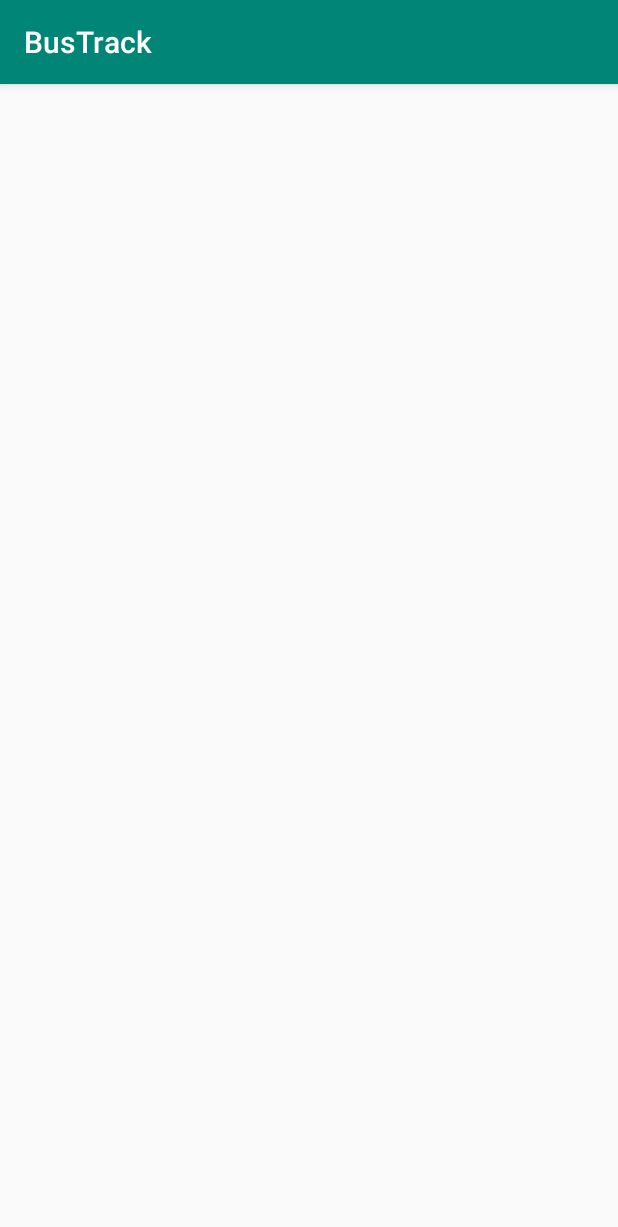
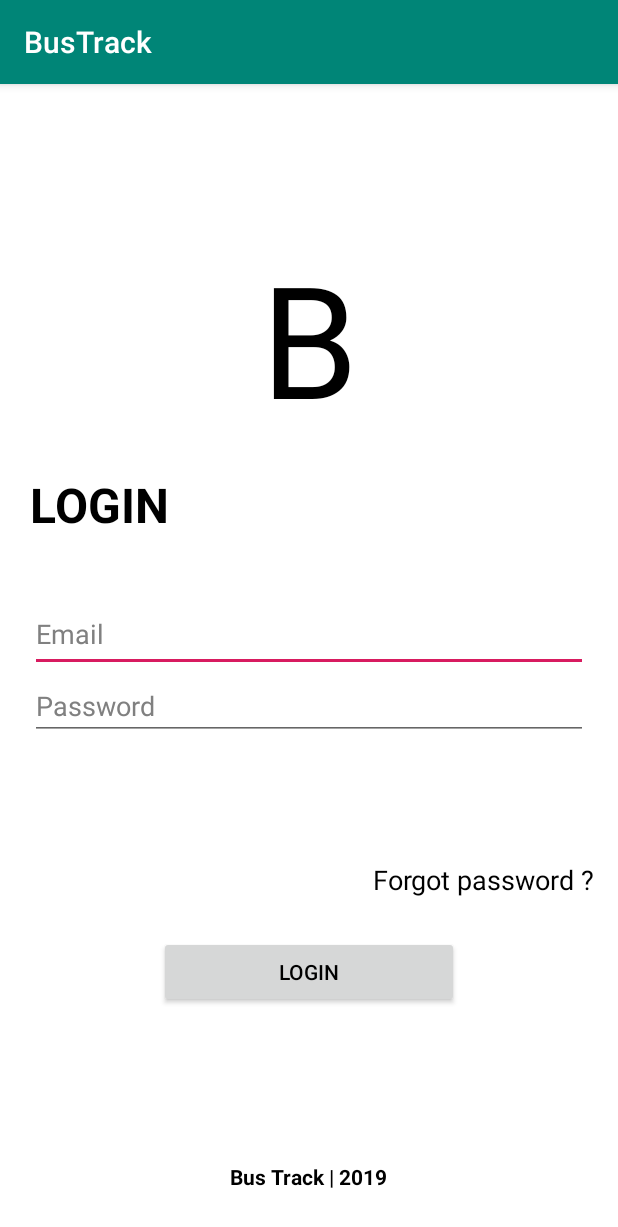
Before and after one commit to vishgoki/BusTrack, an Android app: the screen it shows after launch (LoginActivity), on a phone screen of 412 x 824 dp. Shown: the top 1227 px of the screen. Run offline under Robolectric (Android 15) with nearby library versions, the phone set to English and light mode, and no system bars; our stand-ins replace ButterKnife, Firebase (no records; nobody signed in at launch, a user with empty details on screens opened directly).

Commit message:
Login Activity implemented

```diff
--- a/app/build.gradle
+++ b/app/build.gradle
@@ -17,13 +17,29 @@ android {
             proguardFiles getDefaultProguardFile('proguard-android-optimize.txt'), 'proguard-rules.pro'
         }
     }
+
+    compileOptions {
+        sourceCompatibility JavaVersion.VERSION_1_8
+        targetCompatibility JavaVersion.VERSION_1_8
+    }
 }
 
 dependencies {
     implementation fileTree(dir: 'libs', include: ['*.jar'])
     implementation 'androidx.appcompat:appcompat:1.1.0'
     implementation 'androidx.constraintlayout:constraintlayout:1.1.3'
+    implementation 'com.google.android.material:material:1.0.0'
+
+    //Butterknife
+    implementation 'com.jakewharton:butterknife:10.2.0'
+    annotationProcessor 'com.jakewharton:butterknife-compiler:10.2.0'
+
+    //Firebase
+    implementation 'com.google.firebase:firebase-analytics:17.2.1'
+    implementation 'com.google.firebase:firebase-auth:19.1.0'
+
     testImplementation 'junit:junit:4.12'
     androidTestImplementation 'androidx.test:runner:1.2.0'
     androidTestImplementation 'androidx.test.espresso:espresso-core:3.2.0'
 }
+apply plugin: 'com.google.gms.google-services'
--- a/app/src/main/java/com/vishwa/bustrack/LoginActivity.java
+++ b/app/src/main/java/com/vishwa/bustrack/LoginActivity.java
@@ -1,14 +1,93 @@
 package com.vishwa.bustrack;
 
+import android.content.Intent;
 import android.os.Bundle;
+import android.util.Log;
+import android.view.View;
+import android.widget.Button;
+import android.widget.EditText;
+import android.widget.Toast;
 
+import androidx.annotation.NonNull;
 import androidx.appcompat.app.AppCompatActivity;
 
+import com.google.android.gms.tasks.OnCompleteListener;
+import com.google.android.gms.tasks.Task;
+import com.google.firebase.auth.AuthResult;
+import com.google.firebase.auth.FirebaseAuth;
+import com.google.firebase.auth.FirebaseUser;
+
+import butterknife.BindView;
+import butterknife.ButterKnife;
+
 public class LoginActivity extends AppCompatActivity {
+
+    private static final String TAG = "Login Activity";
+    public FirebaseAuth mAuth;
+    @BindView(R.id.userIDTxt)
+    EditText userIDTxt;
+    @BindView(R.id.passwordTxt)
+    EditText passwordTxt;
+    @BindView(R.id.loginButton)
+    Button loginButton;
 
     @Override
     protected void onCreate(Bundle savedInstanceState) {
         super.onCreate(savedInstanceState);
         setContentView(R.layout.activity_login);
+        ButterKnife.bind(this);
+
+        mAuth = FirebaseAuth.getInstance();
+
+        loginButton.setOnClickListener(new View.OnClickListener() {
+            @Override
+            public void onClick(View v) {
+
+                String email = userIDTxt.getText().toString().trim();
+                String password = passwordTxt.getText().toString().trim();
+
+                login(email, password);
+            }
+        });
+
+    }
+
+    private void login(String email, String password) {
+
+        mAuth.signInWithEmailAndPassword(email, password).addOnCompleteListener(this, new OnCompleteListener<AuthResult>() {
+            @Override
+            public void onComplete(@NonNull Task<AuthResult> task) {
+
+                if (task.isSuccessful()) {
+                    Log.d(TAG, "createUserWithEmail:success");
+                    FirebaseUser user = mAuth.getCurrentUser();
+                    updateUI(user);
+                } else {
+                    // If sign in fails, display a message to the user.
+                    Log.w(TAG, "createUserWithEmail:failure", task.getException());
+                    Toast.makeText(LoginActivity.this, "Authentication failed.",
+                            Toast.LENGTH_SHORT).show();
+                    updateUI(null);
+                }
+            }
+        });
+
+    }
+
+    @Override
+    protected void onStart() {
+        super.onStart();
+
+        FirebaseUser currentUser = mAuth.getCurrentUser();
+        updateUI(currentUser);
+    }
+
+    private void updateUI(FirebaseUser currentUser) {
+
+        if (currentUser != null) {
+            startActivity(new Intent(this, MainActivity.class));
+        } else {
+
+        }
     }
 }
--- a/app/src/main/java/com/vishwa/bustrack/MainActivity.java
+++ b/app/src/main/java/com/vishwa/bustrack/MainActivity.java
@@ -10,5 +10,13 @@ public class MainActivity extends AppCompatActivity {
     protected void onCreate(Bundle savedInstanceState) {
         super.onCreate(savedInstanceState);
         setContentView(R.layout.activity_main);
+
+
+    }
+
+    @Override
+    public void onBackPressed() {
+
+        finishAffinity();
     }
 }
--- a/app/src/main/res/layout/activity_login.xml
+++ b/app/src/main/res/layout/activity_login.xml
@@ -1,8 +1,105 @@
 <?xml version="1.0" encoding="utf-8"?>
-<androidx.constraintlayout.widget.ConstraintLayout xmlns:android="http://schemas.android.com/apk/res/android"
+<RelativeLayout xmlns:android="http://schemas.android.com/apk/res/android"
     xmlns:tools="http://schemas.android.com/tools"
     android:layout_width="match_parent"
     android:layout_height="match_parent"
-    tools:context=".LoginActivity">
+    android:id="@+id/rootView_login"
+    android:background="#fff"
+    tools:context=".MainActivity">
 
-</androidx.constraintlayout.widget.ConstraintLayout>
+    <LinearLayout
+        android:layout_width="match_parent"
+        android:layout_height="match_parent"
+        android:orientation="vertical">
+
+        <TextView
+            android:layout_width="match_parent"
+            android:layout_height="wrap_content"
+            android:layout_marginTop="100dp"
+            android:text="B"
+            android:textAlignment="center"
+            android:textColor="#000"
+            android:textSize="104sp" />
+
+
+        <TextView
+            android:layout_width="wrap_content"
+            android:layout_height="wrap_content"
+            android:padding="20dp"
+            android:text="LOGIN"
+            android:textColor="#000"
+            android:textSize="32sp"
+            android:textStyle="bold" />
+
+        <RelativeLayout
+            android:id="@+id/loginHolder"
+            android:layout_width="match_parent"
+            android:layout_height="wrap_content"
+            android:orientation="vertical"
+            android:padding="20dp">
+
+
+            <EditText
+                android:id="@+id/userIDTxt"
+                android:layout_width="match_parent"
+                android:layout_height="50dp"
+                android:hint="Email"
+                android:textColor="#000"
+                android:textColorHint="#808080" />
+
+            <EditText
+                android:id="@+id/passwordTxt"
+                android:layout_width="match_parent"
+                android:layout_height="wrap_content"
+                android:layout_below="@+id/userIDTxt"
+                android:hint="Password"
+                android:inputType="textPassword"
+                android:textColor="#000"
+                android:textColorHint="#808080" />
+
+
+        </RelativeLayout>
+
+    </LinearLayout>
+
+    <RelativeLayout
+        android:id="@+id/loginHolder2"
+        android:layout_width="match_parent"
+        android:layout_height="250dp"
+        android:layout_alignParentBottom="true">
+
+        <TextView
+            android:id="@+id/forgotPassword_textView"
+            android:layout_width="wrap_content"
+            android:layout_height="wrap_content"
+            android:layout_alignParentRight="true"
+            android:paddingRight="15dp"
+            android:text="Forgot password ?"
+            android:textColor="#000"
+            android:textSize="18sp" />
+
+        <Button
+            android:id="@+id/loginButton"
+            android:layout_width="200dp"
+            android:layout_height="wrap_content"
+            android:layout_centerHorizontal="true"
+            android:layout_gravity="center"
+            android:layout_marginTop="50dp"
+            android:text="Login"
+            android:textColor="#000" />
+
+
+        <TextView
+            android:layout_width="wrap_content"
+            android:layout_height="wrap_content"
+            android:layout_alignParentBottom="true"
+            android:layout_centerHorizontal="true"
+            android:padding="30dp"
+            android:text="Bus Track | 2019"
+            android:textColor="#000"
+            android:textStyle="bold"></TextView>
+
+    </RelativeLayout>
+
+
+</RelativeLayout>
```
